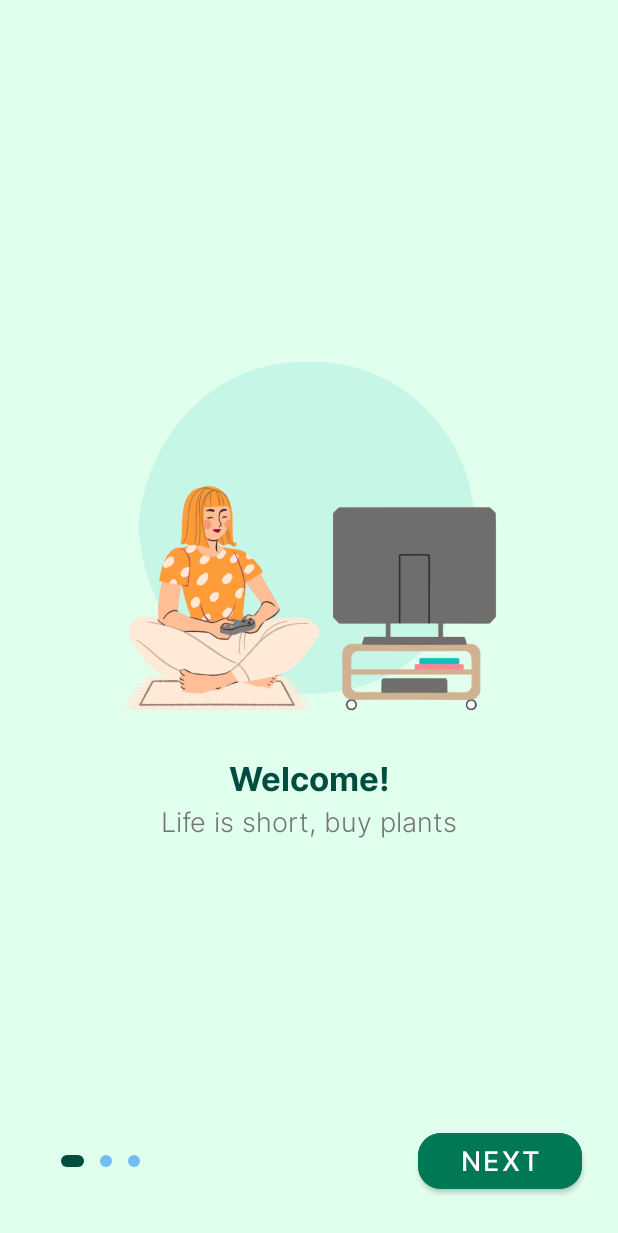
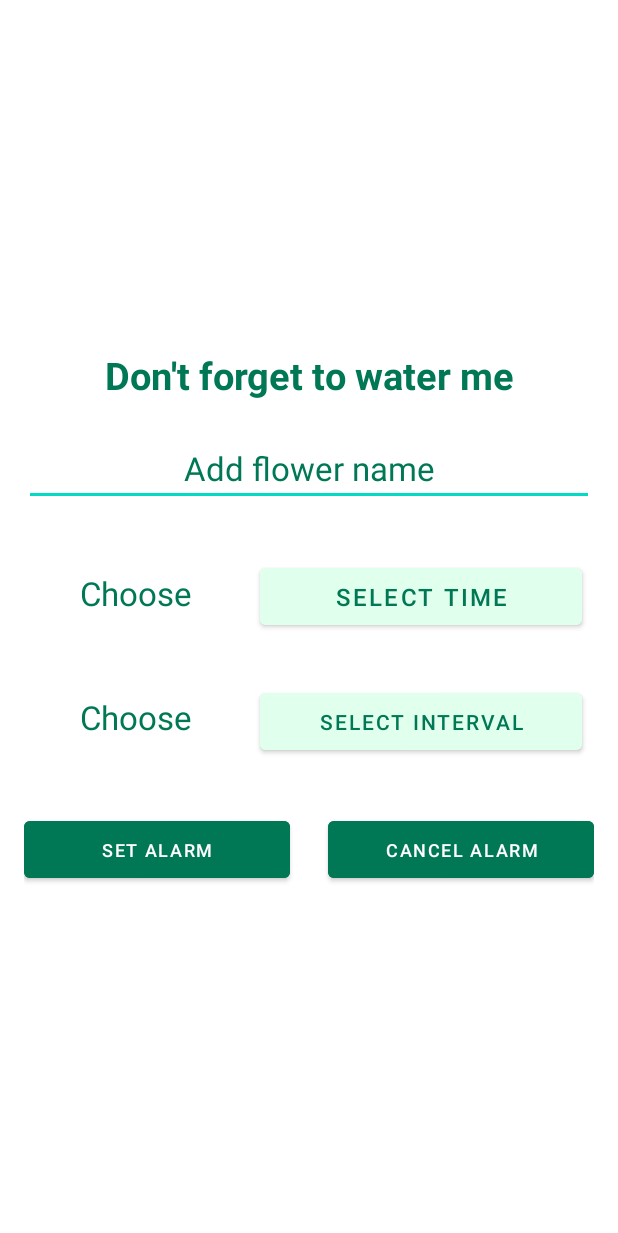
Before and after one commit to elena16249/FLover1, an Android app: the screen it shows after launch (Onboarding before the commit, AlarmActivity after it), on a phone screen of 412 x 824 dp. Shown: the top 1233 px of the screen. Run offline under Robolectric (Android 15) with nearby library versions, the phone set to English and light mode, and no system bars.

Commit message:
adding notifications

```diff
--- /dev/null
+++ b/app/src/main/java/com/example/flover1/AlarmActivity.java
@@ -0,0 +1,184 @@
+package com.example.flover1;
+
+import androidx.appcompat.app.AlertDialog;
+import androidx.appcompat.app.AppCompatActivity;
+import androidx.core.app.NotificationCompat;
+import androidx.core.app.NotificationManagerCompat;
+
+import android.app.AlarmManager;
+import android.app.NotificationChannel;
+import android.app.NotificationManager;
+import android.app.PendingIntent;
+import android.content.Context;
+import android.content.DialogInterface;
+import android.content.Intent;
+import android.os.Build;
+import android.os.Bundle;
+import android.view.View;
+import android.widget.Button;
+import android.widget.TextView;
+import android.widget.Toast;
+
+import com.google.android.material.timepicker.MaterialTimePicker;
+import com.google.android.material.timepicker.TimeFormat;
+
+import java.util.Calendar;
+
+public class AlarmActivity extends AppCompatActivity {
+
+    private MaterialTimePicker picker;
+    private Calendar calendar;
+    private AlarmManager alarmManager;
+    private PendingIntent pendingIntent;
+    private int notificationInterval = 1;
+    private int notificationId = 1;
+
+    @Override
+    protected void onCreate(Bundle savedInstanceState) {
+        super.onCreate(savedInstanceState);
+        setContentView(R.layout.activity_alarm);
+
+        createNotificationChannel();
+
+        Button selectTimeBtn = findViewById(R.id.selectTimeBtn);
+        Button setAlarmBtn = findViewById(R.id.setAlarmBtn);
+        Button cancelAlarmBtn = findViewById(R.id.cancelAlarmBtn);
+        Button selectIntervalBtn = findViewById(R.id.selectIntervalBtn);
+
+        selectTimeBtn.setOnClickListener(new View.OnClickListener() {
+            @Override
+            public void onClick(View v) {
+                showTimePicker();
+            }
+        });
+
+        setAlarmBtn.setOnClickListener(new View.OnClickListener() {
+            @Override
+            public void onClick(View v) {
+                setAlarm();
+            }
+        });
+
+        cancelAlarmBtn.setOnClickListener(new View.OnClickListener() {
+            @Override
+            public void onClick(View v) {
+                cancelAlarm();
+            }
+        });
+
+        selectIntervalBtn.setOnClickListener(new View.OnClickListener() {
+            @Override
+            public void onClick(View v) {
+                showIntervalPicker();
+            }
+        });
+    }
+
+    private void cancelAlarm() {
+        Intent intent = new Intent(this, AlarmReceiver.class);
+        pendingIntent = PendingIntent.getBroadcast(this, 0, intent, PendingIntent.FLAG_IMMUTABLE);
+
+        if (alarmManager == null) {
+            alarmManager = (AlarmManager) getSystemService(Context.ALARM_SERVICE);
+        }
+
+        alarmManager.cancel(pendingIntent);
+        Toast.makeText(this, "Alarm Cancelled", Toast.LENGTH_SHORT).show();
+    }
+
+    private void setAlarm() {
+        alarmManager = (AlarmManager) getSystemService(Context.ALARM_SERVICE);
+
+        Intent intent = new Intent(this, AlarmReceiver.class);
+        pendingIntent = PendingIntent.getBroadcast(this, 0, intent, 0);
+
+        // Calculate the interval in milliseconds
+        long intervalMillis = notificationInterval * AlarmManager.INTERVAL_DAY;
+
+        alarmManager.setRepeating(AlarmManager.RTC_WAKEUP, calendar.getTimeInMillis(),
+                intervalMillis, pendingIntent);
+
+        Toast.makeText(this, "Alarm set Successfully", Toast.LENGTH_SHORT).show();
+
+        // Open the ProfilActivity
+        Intent profileIntent = new Intent(this, ProfileActivity.class);
+        startActivity(profileIntent);
+    }
+
+    private void showTimePicker() {
+        picker = new MaterialTimePicker.Builder()
+                .setTimeFormat(TimeFormat.CLOCK_12H)
+                .setHour(12)
+                .setMinute(0)
+                .setTitleText("Select Alarm Time")
+                .build();
+
+        picker.show(getSupportFragmentManager(), "foxandroid");
+
+        picker.addOnPositiveButtonClickListener(new View.OnClickListener() {
+            @Override
+            public void onClick(View v) {
+                int hour = picker.getHour();
+                int minute = picker.getMinute();
+
+                String time = String.format("%02d:%02d", hour, minute);
+
+                TextView selectedTimeTextView = findViewById(R.id.selectedTime);
+                selectedTimeTextView.setText(time);
+
+                calendar = Calendar.getInstance();
+                calendar.set(Calendar.HOUR_OF_DAY, hour);
+                calendar.set(Calendar.MINUTE, minute);
+                calendar.set(Calendar.SECOND, 0);
+                calendar.set(Calendar.MILLISECOND, 0);
+            }
+        });
+    }
+
+    private void showIntervalPicker() {
+        AlertDialog.Builder builder = new AlertDialog.Builder(this);
+        builder.setTitle("Select Notification Interval");
+
+        final CharSequence[] items = {"Every day", "Twice a week", "Every week"};
+        int checkedItem = 0; // Default: Every day
+
+        builder.setSingleChoiceItems(items, checkedItem, new DialogInterface.OnClickListener() {
+            @Override
+            public void onClick(DialogInterface dialog, int which) {
+                switch (which) {
+                    case 0:
+                        notificationInterval = 1; // Every day
+                        break;
+                    case 1:
+                        notificationInterval = 2; // Twice a week
+                        break;
+                    case 2:
+                        notificationInterval = 7; // Every week
+                        break;
+                }
+
+                // Update the selectedInterval TextView
+                TextView selectedIntervalTextView = findViewById(R.id.selectInterval);
+                selectedIntervalTextView.setText(items[which]);
+
+                dialog.dismiss();
+            }
+        });
+
+        AlertDialog dialog = builder.create();
+        dialog.show();
+    }
+
+    private void createNotificationChannel() {
+        if (Build.VERSION.SDK_INT >= Build.VERSION_CODES.O) {
+            CharSequence name = "foxandroidReminderChannel";
+            String description = "Channel For Alarm Manager";
+            int importance = NotificationManager.IMPORTANCE_HIGH;
+            NotificationChannel channel = new NotificationChannel("foxandroid", name, importance);
+            channel.setDescription(description);
+
+            NotificationManager notificationManager = getSystemService(NotificationManager.class);
+            notificationManager.createNotificationChannel(channel);
+        }
+    }
+}
--- a/app/src/main/java/com/example/flover1/MainActivity.java
+++ b/app/src/main/java/com/example/flover1/MainActivity.java
@@ -25,8 +25,11 @@ import com.google.firebase.database.DatabaseReference;
 import com.google.firebase.database.FirebaseDatabase;
 import com.google.firebase.database.ValueEventListener;
 
+
+
 import java.util.ArrayList;
 import java.util.List;
+
 
 public class MainActivity extends AppCompatActivity {
 
@@ -244,4 +247,5 @@ public class MainActivity extends AppCompatActivity {
 
     }
 
+
 }
--- /dev/null
+++ b/app/src/main/res/layout/activity_alarm.xml
@@ -0,0 +1,120 @@
+<?xml version="1.0" encoding="utf-8"?>
+<LinearLayout xmlns:android="http://schemas.android.com/apk/res/android"
+    xmlns:app="http://schemas.android.com/apk/res-auto"
+    xmlns:tools="http://schemas.android.com/tools"
+    android:layout_width="match_parent"
+    android:layout_height="match_parent"
+    android:orientation="vertical"
+    android:gravity="center"
+    android:padding="16dp"
+    tools:context=".MainActivity">
+
+    <TextView
+        android:id="@+id/selectedTime1"
+        android:layout_width="match_parent"
+        android:layout_height="wrap_content"
+        android:text="Don't forget to water me"
+        android:textAlignment="center"
+        android:textColor="@color/green_700"
+        android:textSize="25sp"
+        android:textStyle="bold" />
+
+    <EditText
+        android:layout_width="match_parent"
+        android:layout_height="wrap_content"
+        android:layout_marginTop="20dp"
+        android:hint="Add flower name"
+        android:textColor="@color/green_700"
+        android:textAlignment="center"
+        android:textColorHint="@color/green_700"
+        android:textSize="22sp"
+        android:maxLines="1" />
+
+
+    <LinearLayout
+        android:layout_width="match_parent"
+        android:layout_height="wrap_content"
+        android:layout_marginTop="35dp"
+        android:orientation="horizontal">
+
+        <TextView
+            android:id="@+id/selectedTime"
+            android:layout_width="0dp"
+            android:layout_height="wrap_content"
+            android:layout_weight="0.7"
+            android:text="Choose"
+            android:textAlignment="center"
+            android:textColor="@color/green_700"
+            android:textSize="22sp" />
+
+        <Button
+            android:id="@+id/selectTimeBtn"
+            android:layout_width="0dp"
+            android:layout_height="50dp"
+            android:layout_marginHorizontal="8dp"
+            android:layout_weight="1"
+            android:backgroundTint="@color/viewpage"
+            android:text="Select Time"
+            android:textColor="@color/green_700"
+            android:textSize="16sp" />
+    </LinearLayout>
+
+    <LinearLayout
+        android:layout_width="match_parent"
+        android:layout_height="wrap_content"
+        android:layout_marginTop="33dp"
+        android:orientation="horizontal">
+
+        <TextView
+            android:id="@+id/selectInterval"
+            android:layout_width="0dp"
+            android:layout_height="wrap_content"
+            android:layout_weight="0.7"
+            android:text="Choose"
+            android:textAlignment="center"
+            android:textColor="@color/green_700"
+            android:textSize="22sp" />
+
+        <Button
+            android:id="@+id/selectIntervalBtn"
+            android:layout_width="0dp"
+            android:layout_height="50dp"
+            android:layout_marginHorizontal="8dp"
+            android:layout_weight="1"
+            android:backgroundTint="@color/viewpage"
+            android:text="Select Interval"
+            android:textColor="@color/green_700"
+            android:textSize="14sp" />
+    </LinearLayout>
+
+
+    <LinearLayout
+        android:layout_width="match_parent"
+        android:layout_height="wrap_content"
+        android:orientation="horizontal"
+        android:layout_marginTop="35dp">
+
+        <Button
+            android:id="@+id/setAlarmBtn"
+            android:layout_width="0dp"
+            android:layout_height="50dp"
+            android:layout_weight="1"
+            android:layout_marginEnd="25dp"
+            android:backgroundTint="@color/green_700"
+            android:text="Set Alarm"
+            android:textColor="#FFFFFF"
+            android:textSize="12sp" />
+
+        <Button
+            android:id="@+id/cancelAlarmBtn"
+            android:layout_width="0dp"
+            android:layout_height="50dp"
+            android:layout_weight="1"
+            android:backgroundTint="@color/green_700"
+            android:text="Cancel Alarm"
+            android:textColor="#FFFFFF"
+            android:textSize="12sp" />
+
+    </LinearLayout>
+
+</LinearLayout>
--- a/app/src/main/res/layout/activity_profile.xml
+++ b/app/src/main/res/layout/activity_profile.xml
@@ -43,8 +43,9 @@
         android:layout_alignParentBottom="true"
         android:layout_marginStart="331dp"
         android:layout_marginEnd="24dp"
-        android:backgroundTint="@color/green_700"
-        android:src="@drawable/baseline_add_24"
+        android:backgroundTint="@color/viewpage"
+        android:src="@drawable/plus"
+
         android:layout_marginBottom="111dp" />
 
 
--- a/app/src/main/res/layout/activity_splash.xml
+++ b/app/src/main/res/layout/activity_splash.xml
@@ -33,8 +33,7 @@
         android:textSize="50sp"
         app:layout_constraintBottom_toBottomOf="parent"
         app:layout_constraintEnd_toEndOf="parent"
-        app:layout_constraintHorizontal_bias="0.281"
+        app:layout_constraintHorizontal_bias="0.292"
         app:layout_constraintStart_toStartOf="parent"
-        app:layout_constraintTop_toTopOf="parent"
-        app:layout_constraintVertical_bias="0.498" />
+        app:layout_constraintTop_toTopOf="parent" />
 </androidx.constraintlayout.widget.ConstraintLayout>
--- a/app/src/main/res/values/themes.xml
+++ b/app/src/main/res/values/themes.xml
@@ -8,7 +8,6 @@
         <!-- Secondary brand color. -->
         <item name="colorSecondary">@color/teal_200</item>
         <item name="colorSecondaryVariant">@color/teal_700</item>
-        <item name="colorOnSecondary">@color/black</item>
         <!-- Status bar color. -->
         <item name="android:statusBarColor">?attr/colorPrimaryVariant</item>
         <!-- Customize your theme here. -->
```
Also changed, not shown: app/build.gradle (+7 -0 lines), app/src/main/AndroidManifest.xml (+17 -0 lines), app/src/main/java/com/example/flover1/AlarmReceiver.java (added, +33 -0 lines), app/src/main/java/com/example/flover1/ProfileActivity.java (+18 -2 lines), app/src/main/res/drawable/plus.png (added).
